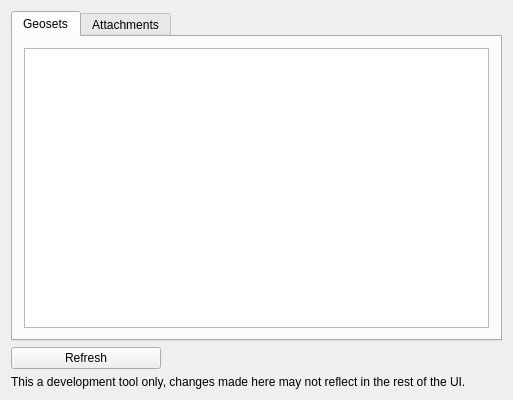
First picture: the form in WMVx/DevTools.ui, repository Frostshake/WMVx, before the edit.
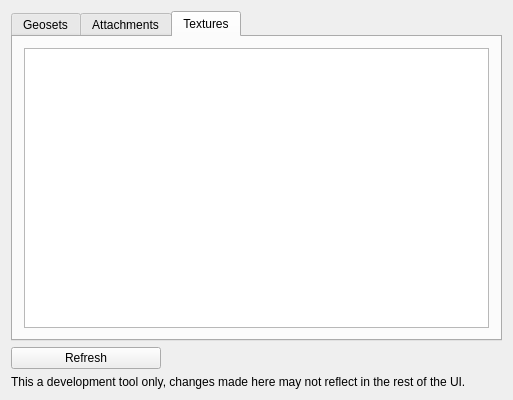
Second picture: the form after the edit. The open tabs and pages were chosen to show the change.

Commit message: dev tools to list textures

Patch:
```diff
--- a/WMVx/DevTools.ui
+++ b/WMVx/DevTools.ui
@@ -64,6 +64,16 @@
         </item>
        </layout>
       </widget>
+      <widget class="QWidget" name="tabTextures">
+       <attribute name="title">
+        <string>Textures</string>
+       </attribute>
+       <layout class="QVBoxLayout" name="verticalLayout_4">
+        <item>
+         <widget class="QListWidget" name="listWidgetTextures"/>
+        </item>
+       </layout>
+      </widget>
      </widget>
     </item>
     <item>
```
Left out of the diff: 2 changed lines with no effect on the pictures. The commit also changes 2 other files.
